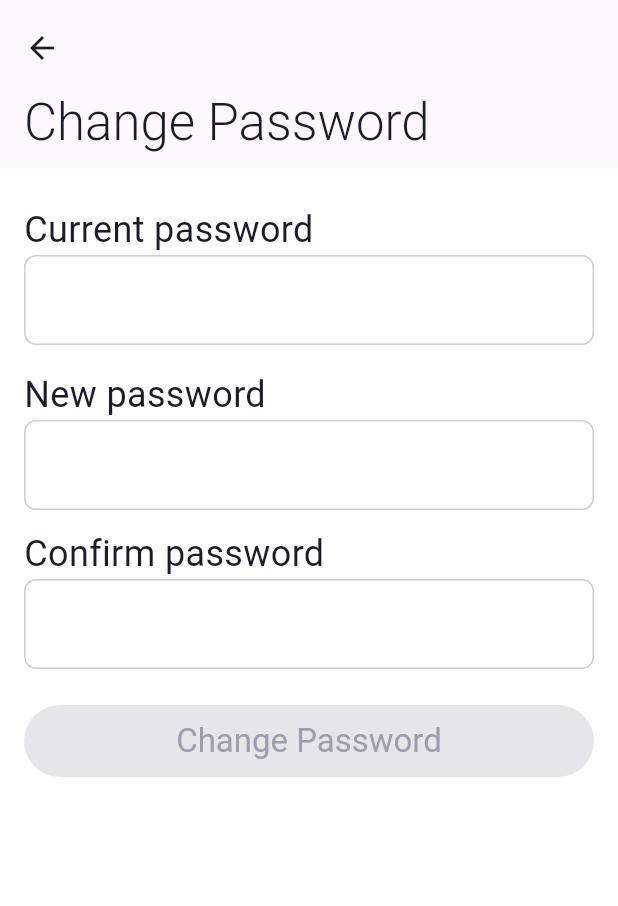
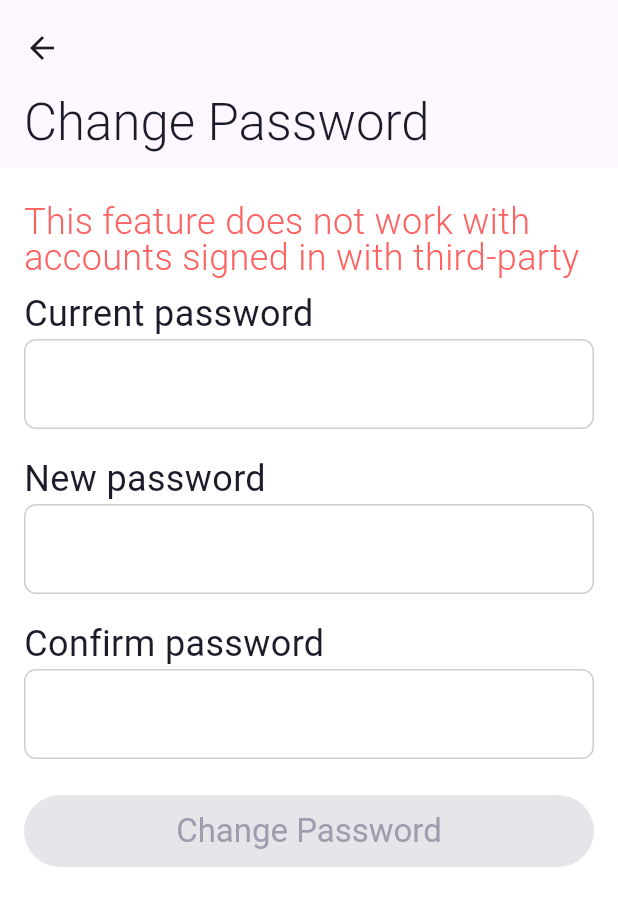
Before and after one commit to Centalki-team/centalki, a Flutter app: the ChangePasswordView screen opened directly, on a phone screen of 412 x 824 dp. Shown: the top 906 px of the screen. Run offline on Flutter 3.47's test engine with Material 2 defaults, Android fonts, the phone set to English and light mode, and no system bars; our stand-ins replace another_flushbar, cached_network_image, dartz, dio, equatable, firebase_auth and 11 more; missing offline and left inert: alice, flutter_facebook_auth, jitsi_meet_wrapper, sample_exception; accounts and stored records are empty; network calls fail; Roboto replaces fonts that are missing (Dongle); project files that could hold a hidden picture were left out.

Commit message:
Add constraints in Change password

```diff
--- a/lib/base/define/text.dart
+++ b/lib/base/define/text.dart
@@ -11,7 +11,8 @@ class TextDoc {
   static const txtEngNameTooShort =
       'English name must contain at least 2 non-whitespace characters';
   static const txtEngNameTooLong = 'English name cannot exceed 50 characters';
-  static const txtEngNameOnlyCharacters = 'English name just contains characters';
+  static const txtEngNameOnlyCharacters =
+      'English name just contains characters';
   static const txtBioTooLong = 'Your biography cannot exceed 200 characters';
   static const txtPasswordEmpty = 'Password cannot be empty';
   static const txtPasswordTooShort =
@@ -167,12 +168,18 @@ class TextDoc {
   static const txtCharged = 'Charged';
 
   // Account - Change Password
-  static const txtNewPasswordEmpty = 'New password cannot be empty';
+  static const txtNewPasswordEmptyWarning = 'New password cannot be empty';
   static const txtNewPasswordTooShort =
       'New password must contain at least 6 characters';
+  static const txtNewPasswordTooLong =
+      'New password cannot exceed 100 characters';
   static const txtConfirmedPassword =
       'Confirmed password must match the new password';
-  static const txtConfirmedPasswordEmpty = 'Confirmed password cannot be empty';
+  static const txtConfirmedPasswordEmptyWarning = 'Confirmed password cannot be empty';
+  static const txtConfirmedPasswordTooLong =
+      'Confirm password cannot exceed 100 characters';
+  static const txtConfirmedPasswordMatchWarning =
+      'Confirm password must match the new password';
   static const txtChangePasswordError =
       'Something went wrong. Please try again later!';
   static const txtUserNotSignIn = 'User does not sign in!';
@@ -181,6 +188,7 @@ class TextDoc {
   static const txtCurrentPassword = 'Current password';
   static const txtNewPassword = 'New password';
   static const txtConfirmPassword = 'Confirm password';
+  static const txtThirdPartyChangePassword = 'This feature does not work with accounts signed in with third-party';
 
   static const txtMale = 'Male';
   static const txtFemale = 'Female';
--- a/lib/src/features/account/presentation/blocs/change_password_bloc/change_password_event.dart
+++ b/lib/src/features/account/presentation/blocs/change_password_bloc/change_password_event.dart
@@ -5,20 +5,14 @@ abstract class ChangePasswordEvent {
 }
 
 class ChangePasswordSendPasswordEvent extends ChangePasswordEvent {
-  const ChangePasswordSendPasswordEvent(this.password);
+  const ChangePasswordSendPasswordEvent(
+      this.password,
+      this.newPassword,
+      this.confirmPassword,
+      );
 
   final String password;
-}
-
-class ChangePasswordSendNewPasswordEvent extends ChangePasswordEvent {
-  const ChangePasswordSendNewPasswordEvent(this.newPassword);
-
   final String newPassword;
-}
-
-class ChangePasswordSendConfirmPasswordEvent extends ChangePasswordEvent {
-  const ChangePasswordSendConfirmPasswordEvent(this.confirmPassword);
-
   final String confirmPassword;
 }
 
--- a/lib/src/features/account/presentation/views/change_password/change_password_view.dart
+++ b/lib/src/features/account/presentation/views/change_password/change_password_view.dart
@@ -4,6 +4,8 @@ import 'package:flutter_bloc/flutter_bloc.dart';
 import '../../../../../../base/define/manager/loading_manager.dart';
 import '../../../../../../base/define/styles.dart';
 import '../../../../../../base/widgets/buttons/button.dart';
+import '../../../../../../base/widgets/dialog/error_dialog_content.dart';
+import '../../../../../../base/widgets/dialog/success_dialog_content.dart';
 import '../../../../../../base/widgets/text_fields/outlined_text_field.dart';
 import '../../blocs/change_password_bloc/change_password_bloc.dart';
 
@@ -20,7 +22,8 @@ class _ChangePasswordViewState extends State<ChangePasswordView> {
   final _confirmPasswordController = TextEditingController();
 
   @override
-  Widget build(BuildContext context) => BlocListener<ChangePasswordBloc, ChangePasswordState>(
+  Widget build(BuildContext context) =>
+      BlocListener<ChangePasswordBloc, ChangePasswordState>(
         listener: (context, state) async {
           if (state is ChangePasswordLoadingState) {
             LoadingManager.setLoading(context, loading: true);
@@ -30,52 +33,18 @@ class _ChangePasswordViewState extends State<ChangePasswordView> {
               await showDialog(
                 barrierDismissible: false,
                 context: context,
-                builder: (context) => AlertDialog(
-                  icon: const Icon(
-                    Icons.error_outline,
-                    color: AppColor.error,
-                  ),
-                  title: const Text(TextDoc.txtChangePasswordResult),
-                  content: Flexible(
-                    child: Column(
-                      mainAxisSize: MainAxisSize.min,
-                      children: [
-                        Text(state.message),
-                      ],
-                    ),
-                  ),
-                  actions: [
-                    TextButton(
-                      onPressed: () => Navigator.pop(context),
-                      child: const Text(TextDoc.txtOk),
-                    ),
-                  ],
+                builder: (context) => ErrorDialogContent(
+                  title: TextDoc.txtChangePasswordResult,
+                  content: state.message,
                 ),
               );
             } else if (state is ChangePasswordLoadDoneState) {
               await showDialog(
                 barrierDismissible: false,
                 context: context,
-                builder: (context) => AlertDialog(
-                  icon: const Icon(
-                    Icons.error_outline,
-                    color: AppColor.error,
-                  ),
-                  title: const Text(TextDoc.txtChangePasswordResult),
-                  content: Flexible(
-                    child: Column(
-                      mainAxisSize: MainAxisSize.min,
-                      children: const [
-                        Text(TextDoc.txtSuccessfullyChanged),
-                      ],
-                    ),
-                  ),
-                  actions: [
-                    TextButton(
-                      onPressed: () => Navigator.pop(context),
-                      child: const Text(TextDoc.txtOk),
-                    ),
-                  ],
+                builder: (context) => const SuccessDialogContent(
+                  title: TextDoc.txtChangePasswordResult,
+                  content: TextDoc.txtSuccessfullyChanged,
                 ),
               );
             }
@@ -101,10 +70,22 @@ class _ChangePasswordViewState extends State<ChangePasswordView> {
                 delegate: SliverChildBuilderDelegate(
                   childCount: 1,
                   (_, index) => Padding(
-                    padding: const EdgeInsets.symmetric(horizontal: padding16, vertical: 24.0),
+                    padding: const EdgeInsets.symmetric(
+                        horizontal: padding16, vertical: 24.0),
                     child: Column(
                       crossAxisAlignment: CrossAxisAlignment.start,
                       children: [
+                        // Watch out
+                        const Text(
+                          TextDoc.txtThirdPartyChangePassword,
+                          style: TextStyle(
+                            fontSize: titleMediumSize,
+                            fontWeight: bodyLargeWeight,
+                            color: AppColor.error,
+                            height: 1,
+                          ),
+                        ),
+                        const SizedBox(height: spacing8),
                         const Text(
                           TextDoc.txtCurrentPassword,
                           style: TextStyle(
@@ -117,10 +98,17 @@ class _ChangePasswordViewState extends State<ChangePasswordView> {
                           builder: (context, state) => AppOutlinedTextField(
                             controller: _currentPasswordController,
                             obscureText: true,
-                            errorText: state is ChangePasswordInvalidInputState ? state.passwordError : null,
-                            onChanged: (value) => context.read<ChangePasswordBloc>().add(
-                                  ChangePasswordSendPasswordEvent(value),
-                                ),
+                            errorText: state is ChangePasswordInvalidInputState
+                                ? state.passwordError
+                                : null,
+                            onChanged: (value) =>
+                                context.read<ChangePasswordBloc>().add(
+                                      ChangePasswordSendPasswordEvent(
+                                        _currentPasswordController.text,
+                                        _newPasswordController.text,
+                                        _confirmPasswordController.text,
+                                      ),
+                                    ),
                           ),
                         ),
                         const SizedBox(height: spacing16),
@@ -136,13 +124,20 @@ class _ChangePasswordViewState extends State<ChangePasswordView> {
                           builder: (context, state) => AppOutlinedTextField(
                             controller: _newPasswordController,
                             obscureText: true,
-                            errorText: state is ChangePasswordInvalidInputState ? state.newPasswordError : null,
-                            onChanged: (value) => context.read<ChangePasswordBloc>().add(
-                                  ChangePasswordSendNewPasswordEvent(value),
-                                ),
+                            errorText: state is ChangePasswordInvalidInputState
+                                ? state.newPasswordError
+                                : null,
+                            onChanged: (value) =>
+                                context.read<ChangePasswordBloc>().add(
+                                      ChangePasswordSendPasswordEvent(
+                                        _currentPasswordController.text,
+                                        _newPasswordController.text,
+                                        _confirmPasswordController.text,
+                                      ),
+                                    ),
                           ),
                         ),
-                        const SizedBox(height: spacing12),
+                        const SizedBox(height: spacing16),
                         const Text(
                           TextDoc.txtConfirmPassword,
                           style: TextStyle(
@@ -155,10 +150,17 @@ class _ChangePasswordViewState extends State<ChangePasswordView> {
                           builder: (context, state) => AppOutlinedTextField(
                             controller: _confirmPasswordController,
                             obscureText: true,
-                            errorText: state is ChangePasswordInvalidInputState ? state.confirmPasswordError : null,
-                            onChanged: (value) => context.read<ChangePasswordBloc>().add(
-                                  ChangePasswordSendConfirmPasswordEvent(value),
-                                ),
+                            errorText: state is ChangePasswordInvalidInputState
+                                ? state.confirmPasswordError
+                                : null,
+                            onChanged: (value) =>
+                                context.read<ChangePasswordBloc>().add(
+                                      ChangePasswordSendPasswordEvent(
+                                        _currentPasswordController.text,
+                                        _newPasswordController.text,
+                                        _confirmPasswordController.text,
+                                      ),
+                                    ),
                           ),
                         ),
                         const SizedBox(height: spacing24),
```
Also changed, not shown: lib/src/features/account/presentation/blocs/change_password_bloc/change_password_bloc.dart (+56 -142 lines).
